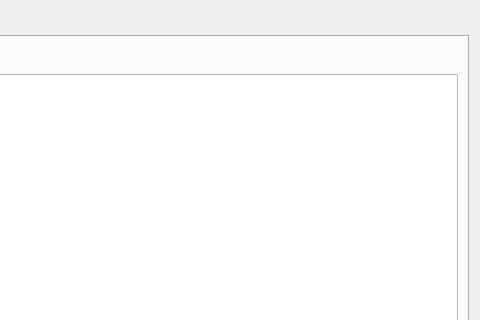
Before: the Qt Designer form src/designer/views/assemblyview/AssemblyDBEditor.ui in igemsoftware/USTC-Software_2011, drawn with Qt 5; both pictures show x 396 to 876 and y 0 to 320 of the 876 by 502 pixel window.
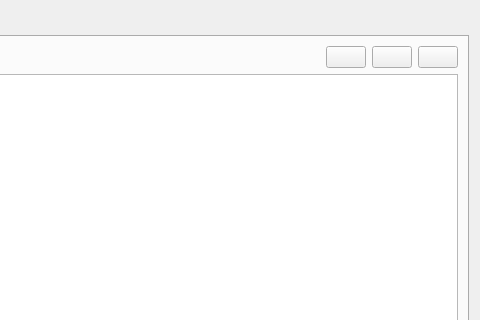
After: the same form once the commit is applied. The open tabs and pages were chosen to show the change.

Commit message: igame db editor

Patch:
```diff
--- a/src/designer/views/assemblyview/AssemblyDBEditor.ui
+++ b/src/designer/views/assemblyview/AssemblyDBEditor.ui
@@ -146,6 +146,42 @@
            </property>
           </spacer>
          </item>
+         <item>
+          <widget class="QPushButton" name="saveAgent">
+           <property name="text">
+            <string/>
+           </property>
+          </widget>
+         </item>
+         <item>
+          <widget class="QPushButton" name="addAgent">
+           <property name="sizePolicy">
+            <sizepolicy hsizetype="Fixed" vsizetype="Fixed">
+             <horstretch>0</horstretch>
+             <verstretch>0</verstretch>
+            </sizepolicy>
+           </property>
+           <property name="text">
+            <string/>
+           </property>
+          </widget>
+         </item>
+         <item>
+          <widget class="QPushButton" name="removeAgent">
+           <property name="sizePolicy">
+            <sizepolicy hsizetype="Fixed" vsizetype="Fixed">
+             <horstretch>0</horstretch>
+             <verstretch>0</verstretch>
+            </sizepolicy>
+           </property>
+           <property name="text">
+            <string/>
+           </property>
+           <property name="flat">
+            <bool>false</bool>
+           </property>
+          </widget>
+         </item>
         </layout>
        </item>
        <item>
```
Left out of the diff: 38 changed lines with no effect on the pictures. The commit also changes 5 other files.
